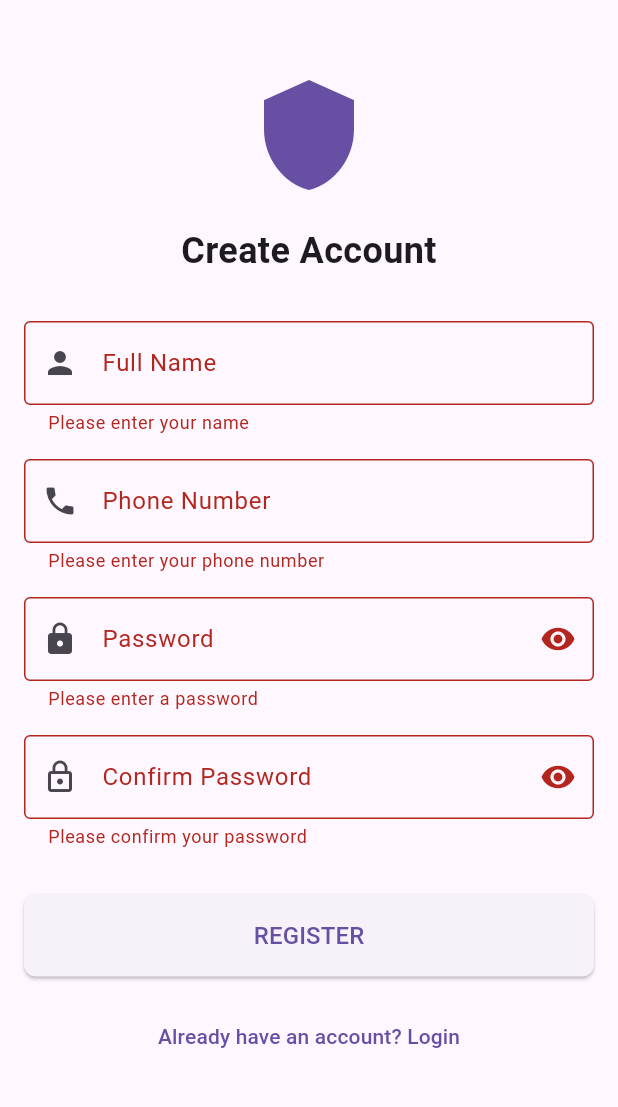
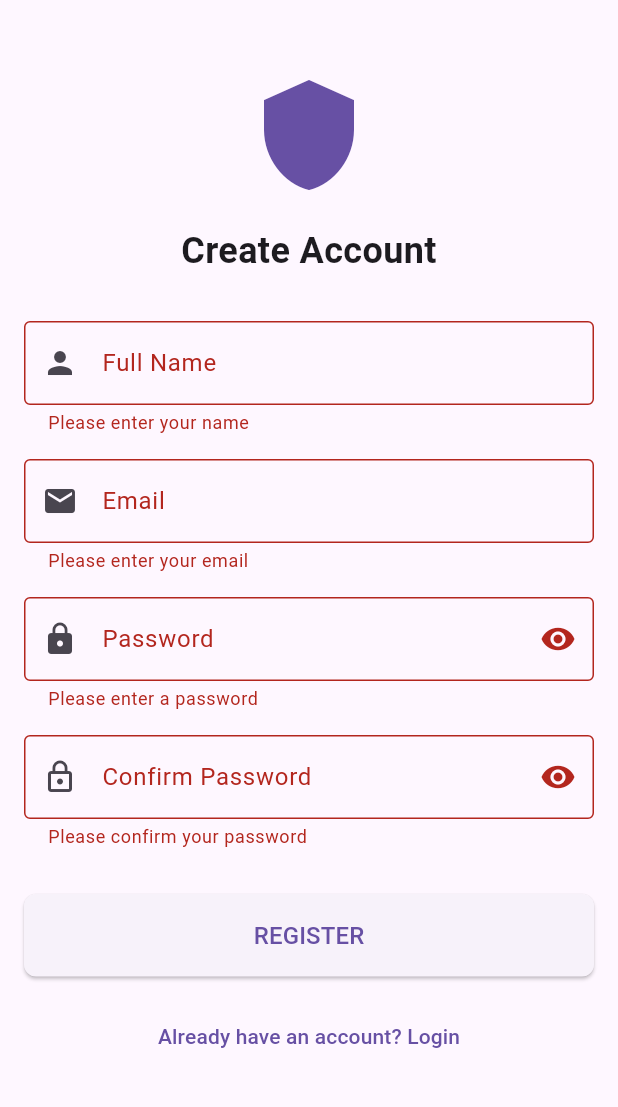
Before and after one commit to SafeShield2025/safeshieldproject, a Flutter app: the screen it shows after launch, after a tap on "REGISTER", on a phone screen of 412 x 824 dp, the part 63-1170 px from its top. Run offline on Flutter 3.47's test engine with Material 3 defaults, Android fonts, the light colour scheme and no system bars; our stand-ins replace firebase_auth, firebase_core; accounts and stored records are empty.

Commit message:
commit 2

```diff
--- a/lib/main.dart
+++ b/lib/main.dart
@@ -1,9 +1,13 @@
 import 'package:flutter/material.dart';
 import 'package:flutter/services.dart';
+import 'package:firebase_core/firebase_core.dart';
+import 'package:firebase_auth/firebase_auth.dart';
 import 'login.dart';
+import 'email_verification.dart';
 
-
-void main() {
+void main() async {
+  WidgetsFlutterBinding.ensureInitialized();
+  await Firebase.initializeApp();
   runApp(const SafeShieldApp());
 }
 
@@ -21,6 +25,7 @@ class SafeShieldApp extends StatelessWidget {
       routes: {
         '/login': (context) => const LoginPage(),
         '/register': (context) => const RegisterPage(),
+        '/verify-email': (context) => const EmailVerificationPage(),
       },
       home: const RegisterPage(),
       debugShowCheckedModeBanner: false,
@@ -37,7 +42,7 @@ class RegisterPage extends StatefulWidget {
 
 class _RegisterPageState extends State<RegisterPage> {
   final _formKey = GlobalKey<FormState>();
-  final _phoneController = TextEditingController();
+  final _emailController = TextEditingController();
   final _nameController = TextEditingController();
   final _passwordController = TextEditingController();
   final _confirmPasswordController = TextEditingController();
@@ -48,7 +53,7 @@ class _RegisterPageState extends State<RegisterPage> {
 
   @override
   void dispose() {
-    _phoneController.dispose();
+    _emailController.dispose();
     _nameController.dispose();
     _passwordController.dispose();
     _confirmPasswordController.dispose();
@@ -56,22 +61,48 @@ class _RegisterPageState extends State<RegisterPage> {
     super.dispose();
   }
 
-  void _submitForm() {
+  void _submitForm() async {
     if (_formKey.currentState!.validate()) {
       setState(() => _isLoading = true);
 
-      // Simulate API call
-      Future.delayed(const Duration(seconds: 2), () {
-        setState(() => _isLoading = false);
+      try {
+        final auth = FirebaseAuth.instance;
 
+        UserCredential userCredential = await auth
+            .createUserWithEmailAndPassword(
+              email: _emailController.text.trim(),
+              password: _passwordController.text.trim(),
+            );
+
+        User? user = userCredential.user;
+        if (user != null && !user.emailVerified) {
+          await user.sendEmailVerification();
+          Navigator.push(
+            context,
+            MaterialPageRoute(
+              builder: (context) => const EmailVerificationPage(),
+            ),
+          );
+        }
+      } on FirebaseAuthException catch (e) {
         ScaffoldMessenger.of(context).showSnackBar(
-          const SnackBar(
-            content: Text('Registration successful!'),
-            backgroundColor: Colors.green,
+          SnackBar(
+            content: Text(e.message ?? 'Registration failed'),
+            backgroundColor: Colors.red,
           ),
         );
-      });
+      } finally {
+        setState(() => _isLoading = false);
+      }
     }
+  }
+
+  // ✅ Correct Email Validation Logic
+  bool isValidEmail(String email) {
+    final RegExp emailRegex = RegExp(
+      r'^[a-zA-Z0-9._%+-]+@[a-zA-Z0-9.-]+\.[a-zA-Z]{2,}$',
+    );
+    return emailRegex.hasMatch(email);
   }
 
   Widget _buildTextField({
@@ -156,20 +187,16 @@ class _RegisterPageState extends State<RegisterPage> {
                         ),
                         const SizedBox(height: 16),
                         _buildTextField(
-                          controller: _phoneController,
-                          label: 'Phone Number',
-                          icon: Icons.phone,
-                          keyboardType: TextInputType.phone,
-                          inputFormatters: [
-                            FilteringTextInputFormatter.digitsOnly,
-                            LengthLimitingTextInputFormatter(10),
-                          ],
+                          controller: _emailController,
+                          label: 'Email',
+                          icon: Icons.email,
+                          keyboardType: TextInputType.emailAddress,
                           validator: (value) {
                             if (value == null || value.isEmpty) {
-                              return 'Please enter your phone number';
+                              return 'Please enter your email';
                             }
-                            if (value.length < 10) {
-                              return 'Please enter a valid phone number';
+                            if (!isValidEmail(value)) {
+                              return 'Please enter a valid email address';
                             }
                             return null;
                           },
--- a/pubspec.yaml
+++ b/pubspec.yaml
@@ -30,6 +30,8 @@ environment:
 dependencies:
   flutter:
     sdk: flutter
+  firebase_core: ^2.31.0
+  firebase_auth: ^4.17.3
 
   # The following adds the Cupertino Icons font to your application.
   # Use with the CupertinoIcons class for iOS style icons.
```
Also changed, not shown: lib/email_verification.dart (added, +73 -0 lines), pubspec.lock, 4 other files.
